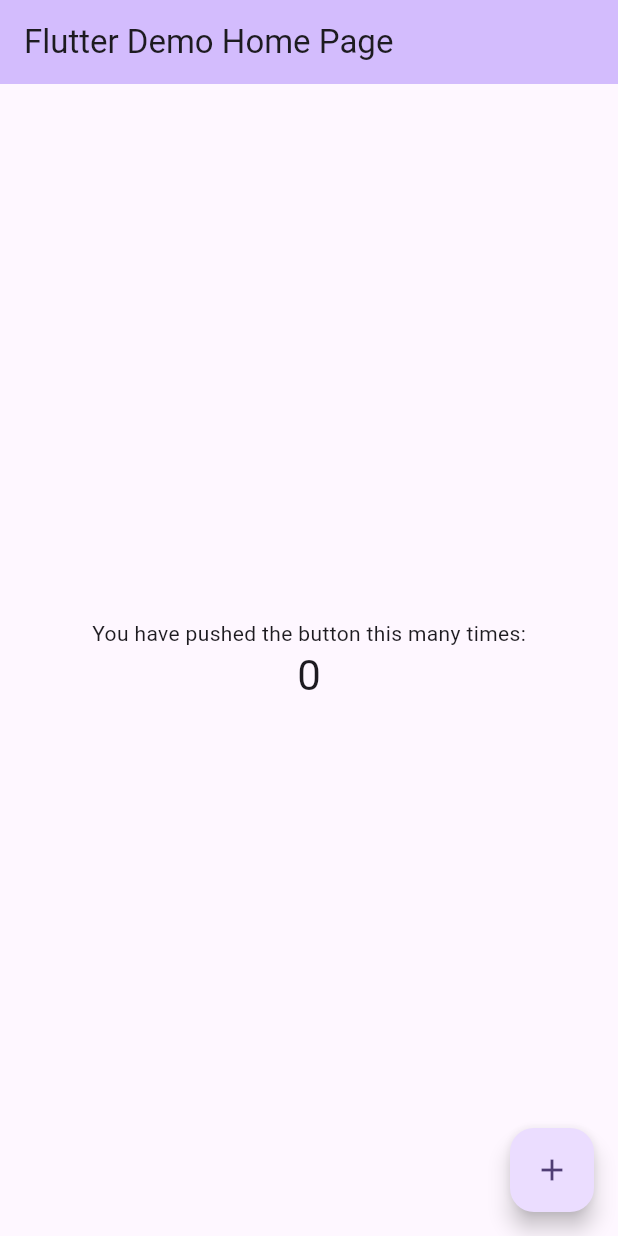
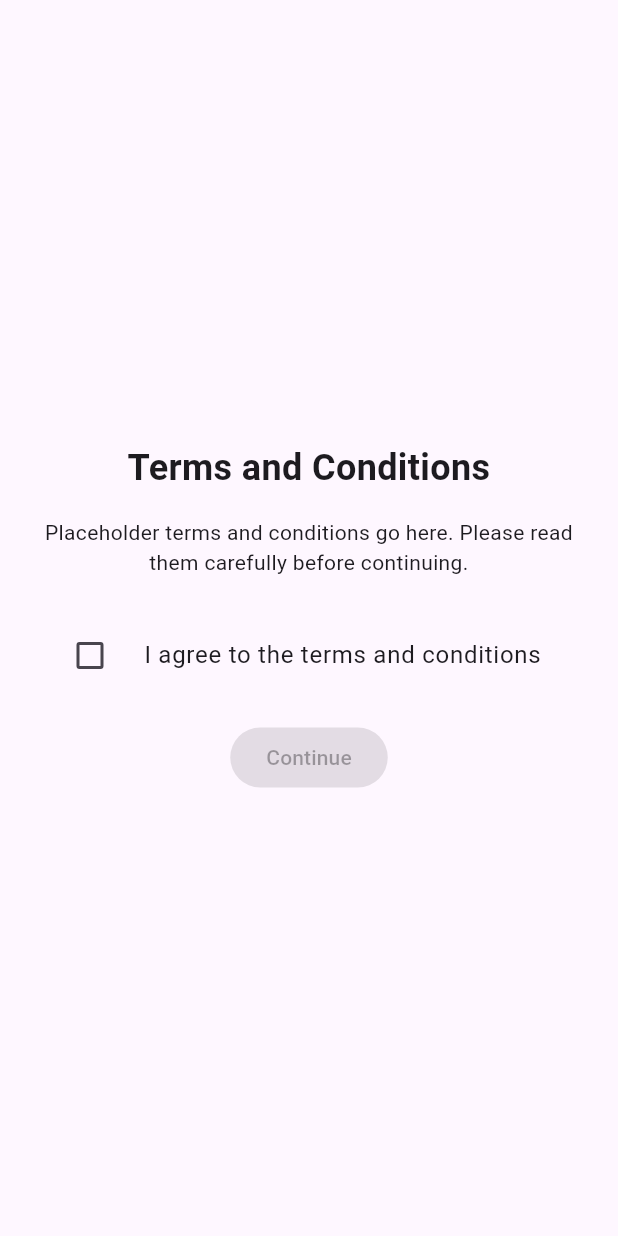
Before and after one commit to mosismoki/reduce_smoking_app, a Flutter app: the screen it shows after launch, on a phone screen of 412 x 824 dp. Run offline on Flutter 3.47's test engine with Material 3 defaults, Android fonts, the phone set to English and light mode, and no system bars.

Commit message:
feat: add terms acceptance screen

```diff
--- /dev/null
+++ b/lib/login_page.dart
@@ -0,0 +1,15 @@
+import 'package:flutter/material.dart';
+
+class LoginPage extends StatelessWidget {
+  const LoginPage({super.key});
+
+  @override
+  Widget build(BuildContext context) {
+    return Scaffold(
+      appBar: AppBar(title: const Text('Login / Create Account')),
+      body: const Center(
+        child: Text('Login / Create Account Page'),
+      ),
+    );
+  }
+}
--- a/lib/main.dart
+++ b/lib/main.dart
@@ -1,4 +1,5 @@
 import 'package:flutter/material.dart';
+import 'login_page.dart';
 
 void main() {
   runApp(const MyApp());
@@ -7,116 +8,71 @@
 class MyApp extends StatelessWidget {
   const MyApp({super.key});
 
-  // This widget is the root of your application.
   @override
   Widget build(BuildContext context) {
     return MaterialApp(
-      title: 'Flutter Demo',
+      title: 'Reduce Smoking App',
       theme: ThemeData(
-        // This is the theme of your application.
-        //
-        // TRY THIS: Try running your application with "flutter run". You'll see
-        // the application has a purple toolbar. Then, without quitting the app,
-        // try changing the seedColor in the colorScheme below to Colors.green
-        // and then invoke "hot reload" (save your changes or press the "hot
-        // reload" button in a Flutter-supported IDE, or press "r" if you used
-        // the command line to start the app).
-        //
-        // Notice that the counter didn't reset back to zero; the application
-        // state is not lost during the reload. To reset the state, use hot
-        // restart instead.
-        //
-        // This works for code too, not just values: Most code changes can be
-        // tested with just a hot reload.
         colorScheme: ColorScheme.fromSeed(seedColor: Colors.deepPurple),
       ),
-      home: const MyHomePage(title: 'Flutter Demo Home Page'),
+      home: const TermsPage(),
     );
   }
 }
 
-class MyHomePage extends StatefulWidget {
-  const MyHomePage({super.key, required this.title});
-
-  // This widget is the home page of your application. It is stateful, meaning
-  // that it has a State object (defined below) that contains fields that affect
-  // how it looks.
-
-  // This class is the configuration for the state. It holds the values (in this
-  // case the title) provided by the parent (in this case the App widget) and
-  // used by the build method of the State. Fields in a Widget subclass are
-  // always marked "final".
-
-  final String title;
+class TermsPage extends StatefulWidget {
+  const TermsPage({super.key});
 
   @override
-  State<MyHomePage> createState() => _MyHomePageState();
+  State<TermsPage> createState() => _TermsPageState();
 }
 
-class _MyHomePageState extends State<MyHomePage> {
-  int _counter = 0;
+class _TermsPageState extends State<TermsPage> {
+  bool _agreed = false;
 
-  void _incrementCounter() {
-    setState(() {
-      // This call to setState tells the Flutter framework that something has
-      // changed in this State, which causes it to rerun the build method below
-      // so that the display can reflect the updated values. If we changed
-      // _counter without calling setState(), then the build method would not be
-      // called again, and so nothing would appear to happen.
-      _counter++;
-    });
+  void _goToLogin() {
+    Navigator.of(context).push(
+      MaterialPageRoute(builder: (_) => const LoginPage()),
+    );
   }
 
   @override
   Widget build(BuildContext context) {
-    // This method is rerun every time setState is called, for instance as done
-    // by the _incrementCounter method above.
-    //
-    // The Flutter framework has been optimized to make rerunning build methods
-    // fast, so that you can just rebuild anything that needs updating rather
-    // than having to individually change instances of widgets.
     return Scaffold(
-      appBar: AppBar(
-        // TRY THIS: Try changing the color here to a specific color (to
-        // Colors.amber, perhaps?) and trigger a hot reload to see the AppBar
-        // change color while the other colors stay the same.
-        backgroundColor: Theme.of(context).colorScheme.inversePrimary,
-        // Here we take the value from the MyHomePage object that was created by
-        // the App.build method, and use it to set our appbar title.
-        title: Text(widget.title),
-      ),
-      body: Center(
-        // Center is a layout widget. It takes a single child and positions it
-        // in the middle of the parent.
-        child: Column(
-          // Column is also a layout widget. It takes a list of children and
-          // arranges them vertically. By default, it sizes itself to fit its
-          // children horizontally, and tries to be as tall as its parent.
-          //
-          // Column has various properties to control how it sizes itself and
-          // how it positions its children. Here we use mainAxisAlignment to
-          // center the children vertically; the main axis here is the vertical
-          // axis because Columns are vertical (the cross axis would be
-          // horizontal).
-          //
-          // TRY THIS: Invoke "debug painting" (choose the "Toggle Debug Paint"
-          // action in the IDE, or press "p" in the console), to see the
-          // wireframe for each widget.
-          mainAxisAlignment: MainAxisAlignment.center,
-          children: <Widget>[
-            const Text('You have pushed the button this many times:'),
-            Text(
-              '$_counter',
-              style: Theme.of(context).textTheme.headlineMedium,
+      body: SafeArea(
+        child: Center(
+          child: Padding(
+            padding: const EdgeInsets.all(24.0),
+            child: Column(
+              mainAxisSize: MainAxisSize.min,
+              children: [
+                const Text(
+                  'Terms and Conditions',
+                  style: TextStyle(fontSize: 24, fontWeight: FontWeight.bold),
+                  textAlign: TextAlign.center,
+                ),
+                const SizedBox(height: 16),
+                const Text(
+                  'Placeholder terms and conditions go here. Please read them carefully before continuing.',
+                  textAlign: TextAlign.center,
+                ),
+                const SizedBox(height: 24),
+                CheckboxListTile(
+                  value: _agreed,
+                  onChanged: (value) => setState(() => _agreed = value ?? false),
+                  title: const Text('I agree to the terms and conditions'),
+                  controlAffinity: ListTileControlAffinity.leading,
+                ),
+                const SizedBox(height: 16),
+                ElevatedButton(
+                  onPressed: _agreed ? _goToLogin : null,
+                  child: const Text('Continue'),
+                ),
+              ],
             ),
-          ],
+          ),
         ),
       ),
-      floatingActionButton: FloatingActionButton(
-        onPressed: _incrementCounter,
-        tooltip: 'Increment',
-        child: const Icon(Icons.add),
-      ), // This trailing comma makes auto-formatting nicer for build methods.
     );
   }
 }
```
Also changed, not shown: 1 other file.
